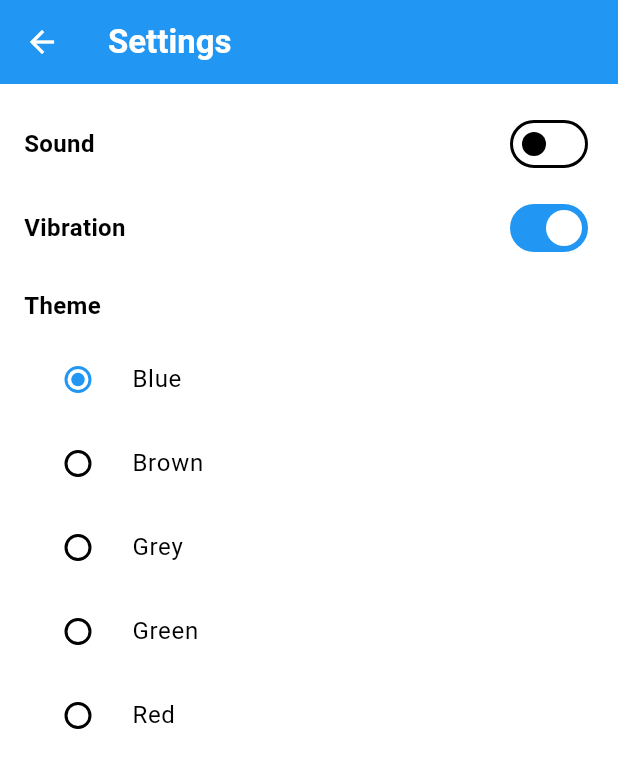
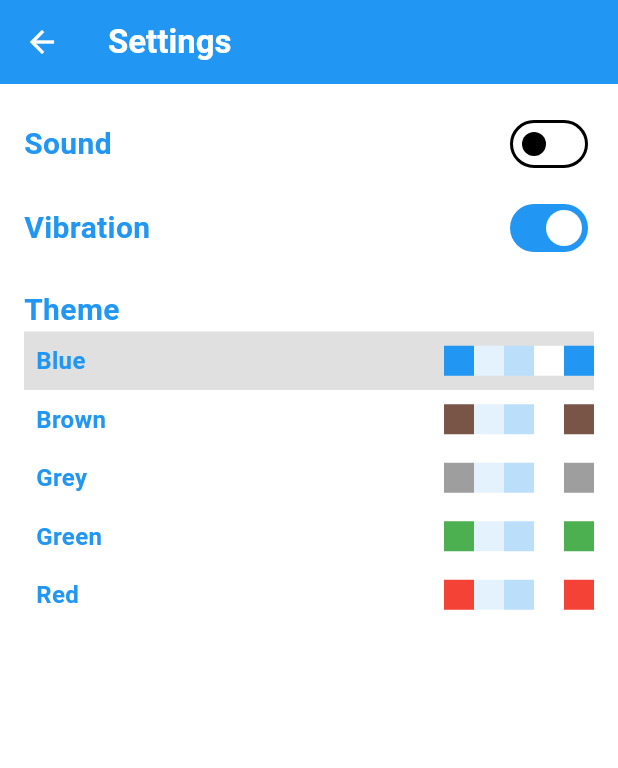
Before and after one commit to julia-morg/numerocide, a Flutter app: the SettingsPage screen opened directly, on a phone screen of 412 x 824 dp. Shown: the top 768 px of the screen. Run offline on Flutter 3.47's test engine with Material 3 defaults, Android fonts, the phone set to English and light mode, and no system bars; our stand-ins replace shared_preferences; accounts and stored records are empty.

Commit message:
apply theme

```diff
--- a/lib/game/settings.dart
+++ b/lib/game/settings.dart
@@ -100,4 +100,15 @@ class Settings {
     }
   }
 
+  // Получение основных цветов для палитры
+  static List<Color> getThemeColors(String theme) {
+    ThemeData themeData = getThemeData(theme);
+    return [
+      themeData.primaryColor,
+      themeData.secondaryHeaderColor,
+      themeData.primaryColorLight,
+      themeData.scaffoldBackgroundColor,
+      themeData.colorScheme.primary,
+    ];
+  }
 }
--- a/lib/main.dart
+++ b/lib/main.dart
@@ -36,7 +36,6 @@ class _MyAppState extends State<MyApp> {
   void updateTheme(ThemeData newTheme) {
     setState(() {
       _themeData = newTheme;
-      debugPrint(newTheme.colorScheme.primary.toString());
     });
   }
 
--- a/lib/settings_page.dart
+++ b/lib/settings_page.dart
@@ -3,6 +3,8 @@ import 'game/settings.dart';
 import 'main.dart';
 
 class SettingsPage extends StatefulWidget {
+  const SettingsPage({Key? key}) : super(key: key);
+
   @override
   _SettingsPageState createState() => _SettingsPageState();
 }
@@ -28,9 +30,15 @@ class _SettingsPageState extends State<SettingsPage> {
   Widget build(BuildContext context) {
     Color colorDark = Theme.of(context).colorScheme.primary;
     Color colorLight = Theme.of(context).colorScheme.onSecondary;
-    TextStyle labelStyle = const TextStyle(
+    TextStyle labelStyle = TextStyle(
+      fontSize: 20,
+      fontWeight: FontWeight.bold,
+      color: Theme.of(context).colorScheme.primary,
+    );
+    TextStyle themeLabelStyle = TextStyle(
       fontSize: 16,
       fontWeight: FontWeight.bold,
+      color: Theme.of(context).colorScheme.primary,
     );
 
     if (isLoading) {
@@ -76,7 +84,6 @@ class _SettingsPageState extends State<SettingsPage> {
               ],
             ),
             const SizedBox(height: 8),
-
             // Vibration настройки
             Row(
               mainAxisAlignment: MainAxisAlignment.spaceBetween,
@@ -94,35 +101,50 @@ class _SettingsPageState extends State<SettingsPage> {
               ],
             ),
             const SizedBox(height: 16),
-
+            Text('Theme', style: labelStyle),
             Column(
-              crossAxisAlignment: CrossAxisAlignment.start,
+              children: Settings.availableThemes().map((themeName) {
+                return GestureDetector(
+                  onTap: () {
+                    setState(() {
+                      settings.theme = themeName;
+                    });
+                    settings.saveSettings();
+                    // Применяем тему
+                    MyApp.of(context)?.updateTheme(Settings.getThemeData(settings.theme));
+                  },
+                  child: Container(
+                    decoration: BoxDecoration(
+                      color: settings.theme == themeName
+                          ? Colors.grey[300]
+                          : Colors.transparent, // Подсвечиваем выбранную тему
+                    ),
+                    child: Row(
                       children: [
-                Text(
-                  'Theme',
-                    style: labelStyle
+                        Expanded(
+                          child: Padding(
+                            padding: const EdgeInsets.all(8.0),
+                            child: Text(
+                              Settings.themeDisplayName(themeName),
+                              style: themeLabelStyle,
                             ),
-                const SizedBox(height: 10),
-                Column(
-                  children: Settings.availableThemes().map((theme) {
-                    return RadioListTile<String>(
-                      title: Text(Settings.themeDisplayName(theme)),
-                      value: theme,
-                      groupValue: settings.theme,
-                      onChanged: (String? value) {
-                        setState(() {
-                          settings.theme = value!;
-                        });
-                        settings.saveSettings().then((_) {
-                          MyApp.of(context)?.updateTheme(Settings.getThemeData(settings.theme));
-                        });
-                      },
-                      controlAffinity: ListTileControlAffinity.leading,
+                          ),
+                        ),
+                        Row(
+                          children: Settings.getThemeColors(themeName).map((color) {
+                            return Container(
+                              width: 20,
+                              height: 20,
+                              color: color,
                             );
                           }).toList(),
                         ),
                       ],
-            )
+                    ),
+                  ),
+                );
+              }).toList(),
+            ),
           ],
         ),
       ),
```
Lines whose indentation alone changed are shown as unchanged.
